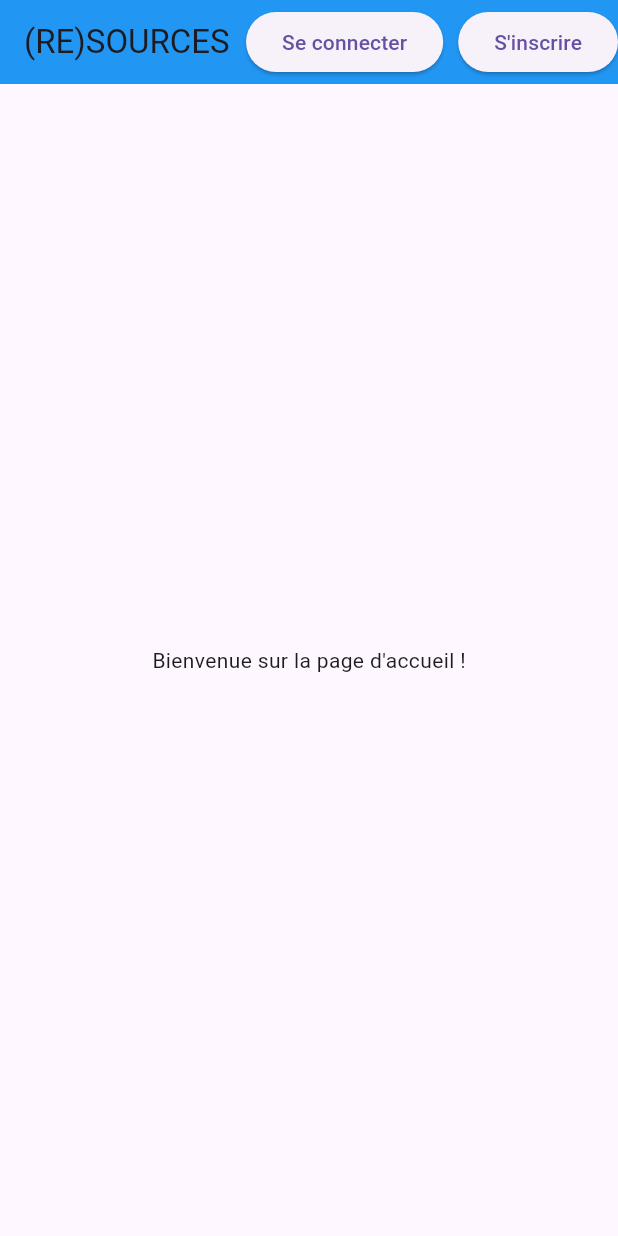
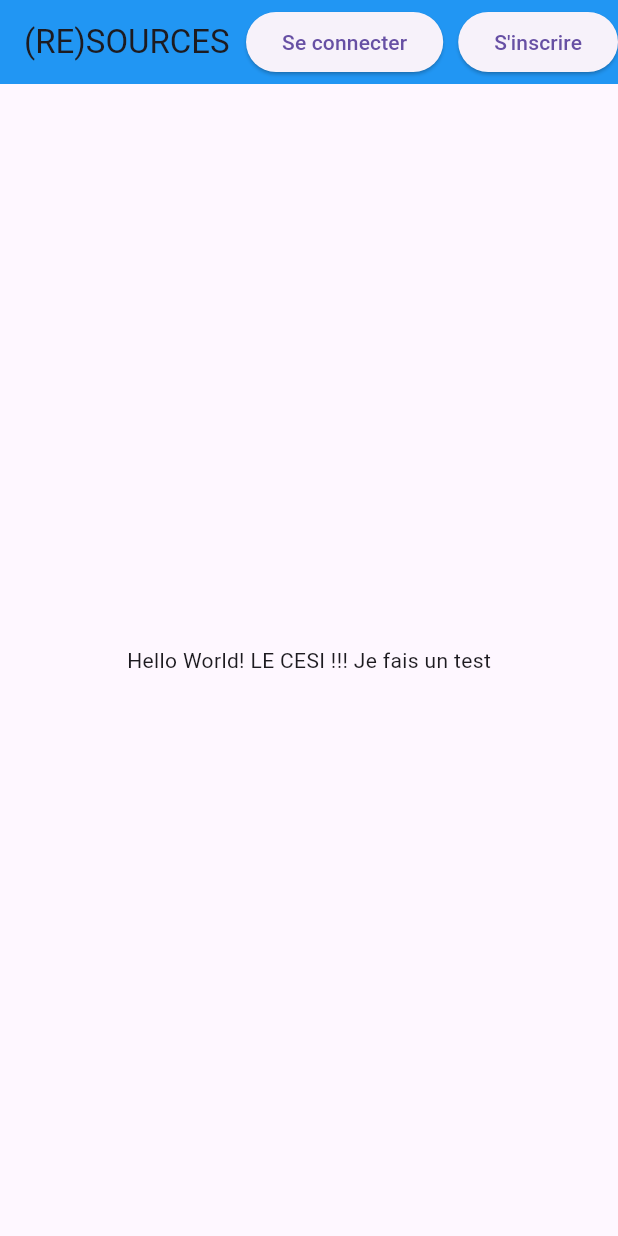
Before and after one commit to SNEUUD/cesi-resources, a Flutter app: the screen it shows after launch, on a phone screen of 412 x 824 dp. Run offline on Flutter 3.47's test engine with Material 3 defaults, Android fonts, the phone set to English and light mode, and no system bars.

Commit message:
fix conflict

```diff
--- a/lib/main.dart
+++ b/lib/main.dart
@@ -21,7 +21,7 @@ class HomePage extends StatelessWidget {
   Widget build(BuildContext context) {
     return Scaffold(
       appBar: const Header(),
-      body: const Center(child: Text('Bienvenue sur la page d\'accueil !')),
+      body: Center(child: Text('Hello World! LE CESI !!! Je fais un test')),
     );
   }
 }
```
